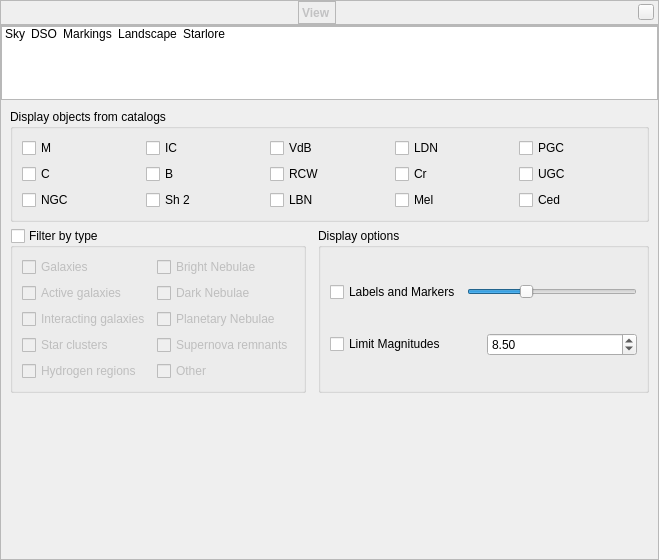
First picture: the form in src/gui/viewDialog.ui, repository 519984307/stellarium_src, before the edit.
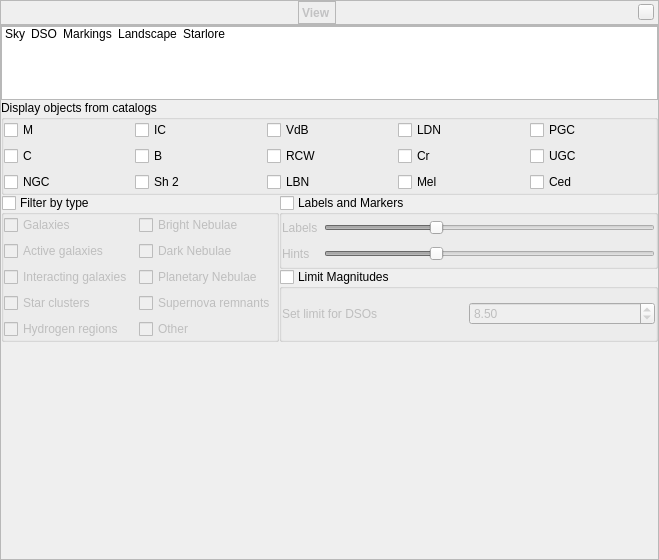
Second picture: the form after the edit. The open tabs and pages were chosen to show the change. Icons and pictures are not drawn. Custom widgets are drawn as their Qt base class.

Commit message: splitting the sliders for labels and hints of the DSO

```diff
--- a/src/gui/viewDialog.ui
+++ b/src/gui/viewDialog.ui
@@ -1107,82 +1107,42 @@
         </widget>
         <widget class="QWidget" name="page_DSO">
          <layout class="QGridLayout" name="gridLayout_11">
-          <item row="2" column="0">
-           <spacer name="verticalSpacer_3">
-            <property name="orientation">
-             <enum>Qt::Vertical</enum>
-            </property>
-            <property name="sizeHint" stdset="0">
-             <size>
-              <width>20</width>
-              <height>40</height>
-             </size>
-            </property>
-           </spacer>
-          </item>
-          <item row="1" column="2">
-           <widget class="QGroupBox" name="groupBoxDSODisplayOptions">
-            <property name="title">
-             <string>Display options</string>
-            </property>
-            <layout class="QGridLayout" name="gridLayout_12">
-             <item row="1" column="0">
-              <layout class="QHBoxLayout" name="horizontalLayout_12">
-               <item>
-                <widget class="QCheckBox" name="nebulaLimitMagnitudeCheckBox">
-                 <property name="text">
-                  <string>Limit Magnitudes</string>
-                 </property>
-                </widget>
-               </item>
-               <item>
-                <widget class="QDoubleSpinBox" name="nebulaLimitMagnitudeDoubleSpinBox">
-                 <property name="minimum">
-                  <double>3.000000000000000</double>
-                 </property>
-                 <property name="maximum">
-                  <double>21.000000000000000</double>
-                 </property>
-                 <property name="singleStep">
-                  <double>0.250000000000000</double>
-                 </property>
-                 <property name="value">
-                  <double>8.500000000000000</double>
-                 </property>
-                </widget>
-               </item>
-              </layout>
-             </item>
-             <item row="0" column="0">
-              <layout class="QHBoxLayout" name="horizontalLayout_7">
-               <item>
-                <widget class="QCheckBox" name="nebulaLabelCheckBox">
-                 <property name="text">
-                  <string>Labels and Markers</string>
-                 </property>
-                </widget>
-               </item>
-               <item>
-                <widget class="QSlider" name="nebulasLabelsHorizontalSlider">
-                 <property name="value">
-                  <number>33</number>
-                 </property>
-                 <property name="orientation">
-                  <enum>Qt::Horizontal</enum>
-                 </property>
-                </widget>
-               </item>
-              </layout>
-             </item>
-            </layout>
-           </widget>
-          </item>
-          <item row="0" column="0" colspan="3">
+          <property name="leftMargin">
+           <number>0</number>
+          </property>
+          <property name="topMargin">
+           <number>0</number>
+          </property>
+          <property name="rightMargin">
+           <number>0</number>
+          </property>
+          <property name="bottomMargin">
+           <number>0</number>
+          </property>
+          <property name="spacing">
+           <number>0</number>
+          </property>
+          <item row="0" column="0" colspan="2">
            <widget class="QGroupBox" name="groupDSOCatalogs">
             <property name="title">
              <string>Display objects from catalogs</string>
             </property>
             <layout class="QGridLayout" name="gridLayout_10">
+             <property name="leftMargin">
+              <number>0</number>
+             </property>
+             <property name="topMargin">
+              <number>0</number>
+             </property>
+             <property name="rightMargin">
+              <number>0</number>
+             </property>
+             <property name="bottomMargin">
+              <number>0</number>
+             </property>
+             <property name="spacing">
+              <number>6</number>
+             </property>
              <item row="0" column="1">
               <widget class="QCheckBox" name="checkBoxIC">
                <property name="toolTip">
@@ -1381,6 +1341,19 @@
             </layout>
            </widget>
           </item>
+          <item row="3" column="0">
+           <spacer name="verticalSpacer_3">
+            <property name="orientation">
+             <enum>Qt::Vertical</enum>
+            </property>
+            <property name="sizeHint" stdset="0">
+             <size>
+              <width>20</width>
+              <height>40</height>
+             </size>
+            </property>
+           </spacer>
+          </item>
           <item row="1" column="0">
            <widget class="QGroupBox" name="groupBoxDSOTypeFilters">
             <property name="title">
@@ -1396,6 +1369,21 @@
              <bool>false</bool>
             </property>
             <layout class="QGridLayout" name="gridLayout_13">
+             <property name="leftMargin">
+              <number>0</number>
+             </property>
+             <property name="topMargin">
+              <number>0</number>
+             </property>
+             <property name="rightMargin">
+              <number>0</number>
+             </property>
+             <property name="bottomMargin">
+              <number>0</number>
+             </property>
+             <property name="spacing">
+              <number>6</number>
+             </property>
              <item row="5" column="1">
               <widget class="QCheckBox" name="checkBoxSupernovaRemnantsType">
                <property name="text">
@@ -1499,6 +1487,136 @@
             </layout>
            </widget>
           </item>
+          <item row="1" column="1">
+           <layout class="QVBoxLayout" name="verticalLayout_4">
+            <item>
+             <widget class="QGroupBox" name="groupBoxLabelsAndMarkers">
+              <property name="title">
+               <string>Labels and Markers</string>
+              </property>
+              <property name="flat">
+               <bool>true</bool>
+              </property>
+              <property name="checkable">
+               <bool>true</bool>
+              </property>
+              <property name="checked">
+               <bool>false</bool>
+              </property>
+              <layout class="QGridLayout" name="gridLayout_12">
+               <property name="leftMargin">
+                <number>0</number>
+               </property>
+               <property name="topMargin">
+                <number>0</number>
+               </property>
+               <property name="rightMargin">
+                <number>0</number>
+               </property>
+               <property name="bottomMargin">
+                <number>0</number>
+               </property>
+               <property name="spacing">
+                <number>6</number>
+               </property>
+               <item row="0" column="1">
+                <widget class="QSlider" name="nebulasLabelsHorizontalSlider">
+                 <property name="value">
+                  <number>33</number>
+                 </property>
+                 <property name="orientation">
+                  <enum>Qt::Horizontal</enum>
+                 </property>
+                </widget>
+               </item>
+               <item row="1" column="1">
+                <widget class="QSlider" name="nebulasHintsHorizontalSlider">
+                 <property name="value">
+                  <number>33</number>
+                 </property>
+                 <property name="orientation">
+                  <enum>Qt::Horizontal</enum>
+                 </property>
+                </widget>
+               </item>
+               <item row="1" column="0">
+                <widget class="QLabel" name="labelHints">
+                 <property name="text">
+                  <string>Hints</string>
+                 </property>
+                </widget>
+               </item>
+               <item row="0" column="0">
+                <widget class="QLabel" name="labelLabels">
+                 <property name="text">
+                  <string>Labels</string>
+                 </property>
+                </widget>
+               </item>
+              </layout>
+             </widget>
+            </item>
+            <item>
+             <widget class="QGroupBox" name="groupBoxNebulaLimitMagnitude">
+              <property name="title">
+               <string>Limit Magnitudes</string>
+              </property>
+              <property name="flat">
+               <bool>true</bool>
+              </property>
+              <property name="checkable">
+               <bool>true</bool>
+              </property>
+              <property name="checked">
+               <bool>false</bool>
+              </property>
+              <layout class="QGridLayout" name="gridLayout_14">
+               <property name="leftMargin">
+                <number>0</number>
+               </property>
+               <property name="topMargin">
+                <number>0</number>
+               </property>
+               <property name="rightMargin">
+                <number>0</number>
+               </property>
+               <property name="bottomMargin">
+                <number>0</number>
+               </property>
+               <property name="spacing">
+                <number>0</number>
+               </property>
+               <item row="0" column="0">
+                <widget class="QLabel" name="labelLimitMagnitude">
+                 <property name="toolTip">
+                  <string>Set visibility of deep-sky objects by limit of the magnitude</string>
+                 </property>
+                 <property name="text">
+                  <string>Set limit for DSOs</string>
+                 </property>
+                </widget>
+               </item>
+               <item row="0" column="1">
+                <widget class="QDoubleSpinBox" name="nebulaLimitMagnitudeDoubleSpinBox">
+                 <property name="minimum">
+                  <double>3.000000000000000</double>
+                 </property>
+                 <property name="maximum">
+                  <double>21.000000000000000</double>
+                 </property>
+                 <property name="singleStep">
+                  <double>0.250000000000000</double>
+                 </property>
+                 <property name="value">
+                  <double>8.500000000000000</double>
+                 </property>
+                </widget>
+               </item>
+              </layout>
+             </widget>
+            </item>
+           </layout>
+          </item>
          </layout>
         </widget>
         <widget class="QWidget" name="page_2">
```
Left out of the diff: 9 changed lines with no effect on the pictures. The commit also changes 3 other files.
